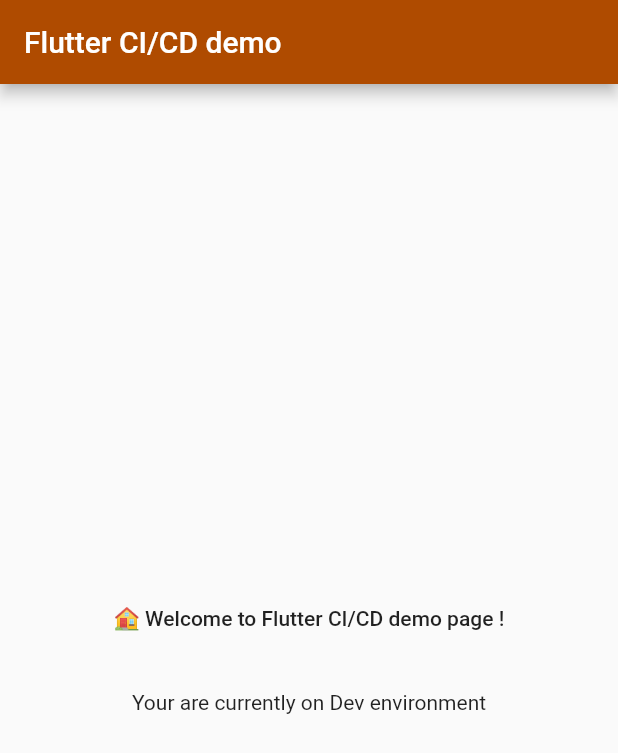
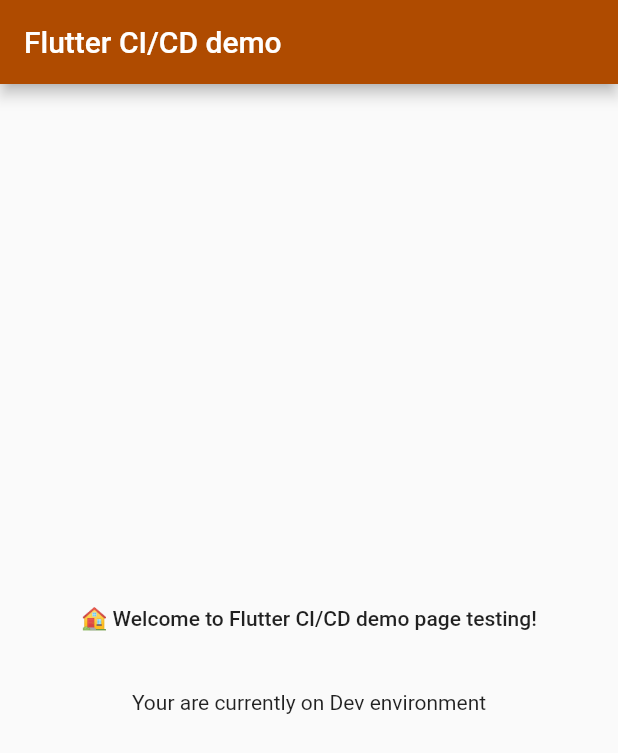
Before and after one commit to trungnghia2009/Flutter_CICD_Demo, a Flutter app: the screen it shows after launch, on a phone screen of 412 x 824 dp. Shown: the top 753 px of the screen. Run offline on Flutter 3.47's test engine with Material 2 defaults, Android fonts, the phone set to English and light mode, and no system bars.

Commit message:
feature 1

```diff
--- a/app/lib/pages/home_page.dart
+++ b/app/lib/pages/home_page.dart
@@ -18,7 +18,7 @@ class HomePage extends StatelessWidget {
           mainAxisSize: MainAxisSize.min,
           children: [
             Text(
-              '🏠 Welcome to Flutter CI/CD demo page !',
+              '🏠 Welcome to Flutter CI/CD demo page testing!',
               style: Theme.of(context).textTheme.bodyLarge,
             ),
             SizedBox(height: ThemeSpacing.l),
```
